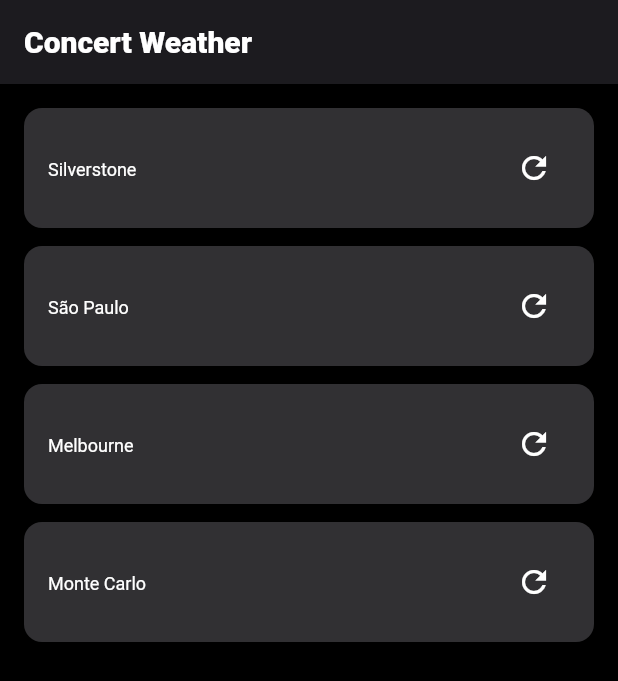
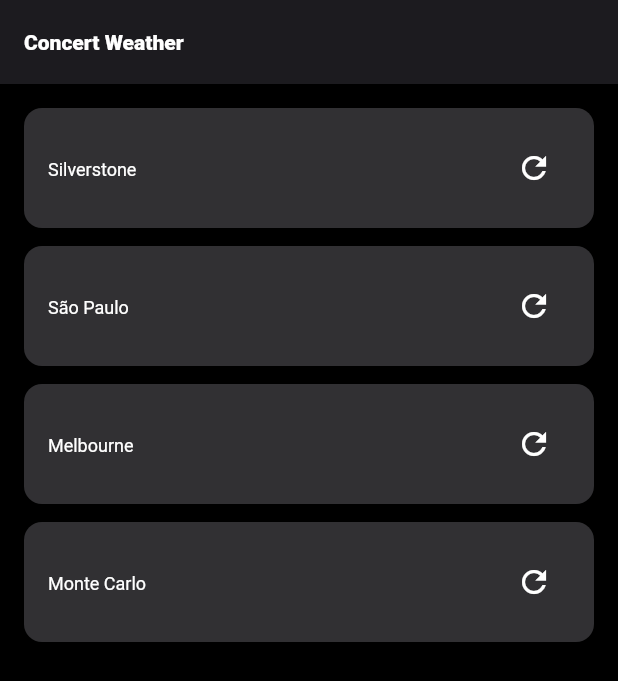
Before and after one commit to mateus-freitas/cloudwalk-weather-test, a Flutter app: the screen it shows after launch, on a phone screen of 412 x 824 dp. Shown: the top 681 px of the screen. Run offline on Flutter 3.47's test engine with Material 2 defaults, Android fonts, the phone set to English and light mode, and no system bars; our stand-ins replace bloc, connectivity_plus, dartz, dio, flutter_bloc, flutter_dotenv and 4 more; accounts and stored records are empty; generated files the repository leaves out were written again.

Commit message:
minor fixes

```diff
--- a/lib/presentation/core/theme/app_colors.dart
+++ b/lib/presentation/core/theme/app_colors.dart
@@ -46,10 +46,4 @@ abstract class AppColors {
   static const dividerLight = Colors.white38;
 
   static const neutral = Color(0xFF);
-
-  static Color getColorForMovieScore(int score) {
-    if (score > 70) return const Color.fromARGB(255, 3, 119, 12);
-    if (score >= 50) return const Color.fromARGB(255, 212, 176, 0);
-    return const Color.fromARGB(255, 126, 0, 0);
-  }
 }
--- a/lib/presentation/pages/home/concert_cities_list_page.dart
+++ b/lib/presentation/pages/home/concert_cities_list_page.dart
@@ -25,7 +25,8 @@ class ConcertCitiesListPage extends StatelessWidget {
         ..add(const ConcertCitiesListEvent.loadConcertCities()),
       child: AppScaffold(
           title: localize(context).appTitle,
-          titleStyle: const TextStyle(fontWeight: FontWeight.w900),
+          titleStyle:
+              const TextStyle(fontWeight: FontWeight.w800, fontSize: 14),
           body: BlocConsumer<ConcertCitiesListBloc, ConcertCitiesListState>(
               builder: (context, states) {
                 return states.map<Widget>(
```
Also changed, not shown: 3 other files.
